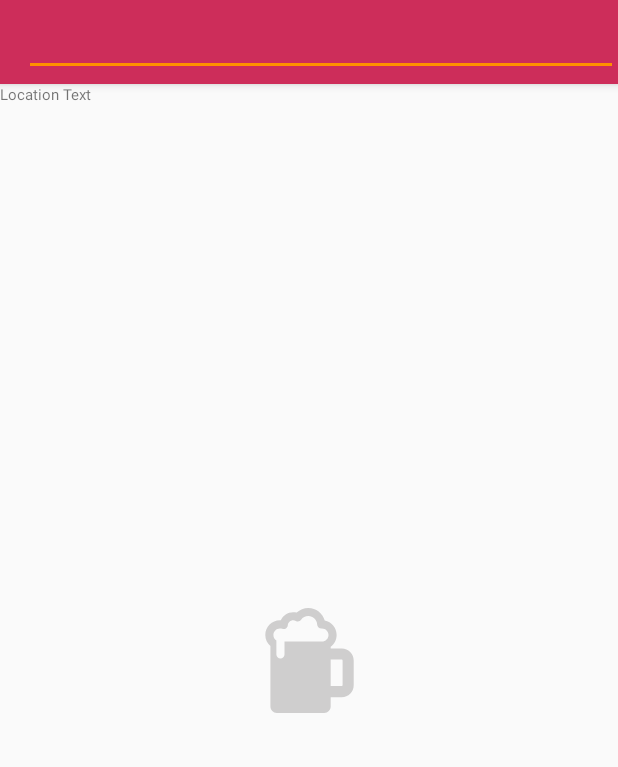
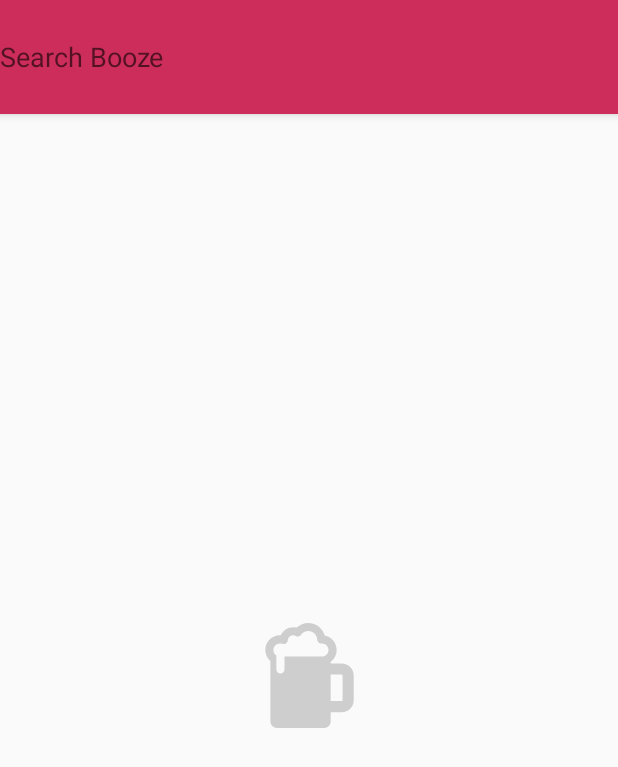
Before and after one commit to seanmoir/COSC345-Project, an Android app: the screen it shows after launch (MainActivity), on a phone screen of 412 x 824 dp. Shown: the top 767 px of the screen. Run offline under Robolectric (Android 15) with nearby library versions, the phone set to English and light mode, and no system bars.

Commit message:
Cleaned the UI further.
Removed the location test label and replaced it with a print statement.
Adjusted search box.

```diff
--- a/app/src/main/java/com/app/boozespy/MainActivity.java
+++ b/app/src/main/java/com/app/boozespy/MainActivity.java
@@ -33,9 +33,6 @@ public class MainActivity extends AppCompatActivity {
         setSupportActionBar(myToolbar);
 
         locationClient = LocationServices.getFusedLocationProviderClient(this);
-
-        final TextView gpsLocation = findViewById(R.id.gpsPrintOut);
-
         locationClient.getLastLocation()
                 //print why failed to get location to stdout for debugging purposes
                 .addOnFailureListener(this, new OnFailureListener() {
@@ -50,10 +47,10 @@ public class MainActivity extends AppCompatActivity {
                     public void onSuccess(Location location) {
                         // Got last known location. In some rare situations this can be null.
                         if (location != null) {
-                            gpsLocation.setText(location.toString());
+                            System.out.println(location.toString());
                         } else {
                             //debugging so we know if location is returned NULL
-                            gpsLocation.setText("NULL");
+                            System.out.println("Location: NULL");
                         }
                     }
                 });
--- a/app/src/main/res/layout/activity_main.xml
+++ b/app/src/main/res/layout/activity_main.xml
@@ -6,17 +6,6 @@
         android:layout_width="match_parent"
         android:layout_height="match_parent"
         tools:context=".MainActivity">
-
-    <TextView
-        android:id="@+id/gpsPrintOut"
-        android:layout_width="0dp"
-        android:layout_height="wrap_content"
-        android:text="Location Text"
-        android:textSize="10sp"
-        app:layout_constraintEnd_toEndOf="parent"
-        app:layout_constraintHorizontal_bias="0.498"
-        app:layout_constraintStart_toStartOf="parent"
-        app:layout_constraintTop_toBottomOf="@+id/toolbar" />
 
 
     <androidx.recyclerview.widget.RecyclerView
@@ -28,8 +17,7 @@
         app:layout_constraintEnd_toEndOf="parent"
         app:layout_constraintHorizontal_bias="0.0"
         app:layout_constraintStart_toStartOf="parent"
-        app:layout_constraintTop_toBottomOf="@+id/gpsPrintOut"
-        app:layout_constraintVertical_bias="1.0" >
+        app:layout_constraintTop_toBottomOf="@+id/toolbar">
 
     </androidx.recyclerview.widget.RecyclerView>
 
@@ -40,7 +28,9 @@
         android:background="?attr/colorPrimary"
         android:elevation="4dp"
         android:minHeight="?attr/actionBarSize"
+        android:padding="10dp"
         android:theme="?attr/actionBarTheme"
+        app:contentInsetStart="0dp"
         app:layout_constraintEnd_toEndOf="parent"
         app:layout_constraintStart_toStartOf="parent"
         app:layout_constraintTop_toTopOf="parent">
@@ -50,7 +40,11 @@
             style="@style/Widget.AppCompat.AutoCompleteTextView"
             android:layout_width="match_parent"
             android:layout_height="wrap_content"
+            android:background="@color/colorPrimary"
+            android:hint="Search Booze"
             android:inputType="text"
+            android:selectAllOnFocus="true"
+            android:singleLine="true"
             android:textColor="@color/colorSearchBoxText"
             tools:layout_editor_absoluteX="16dp"
             tools:layout_editor_absoluteY="5dp" />
```
